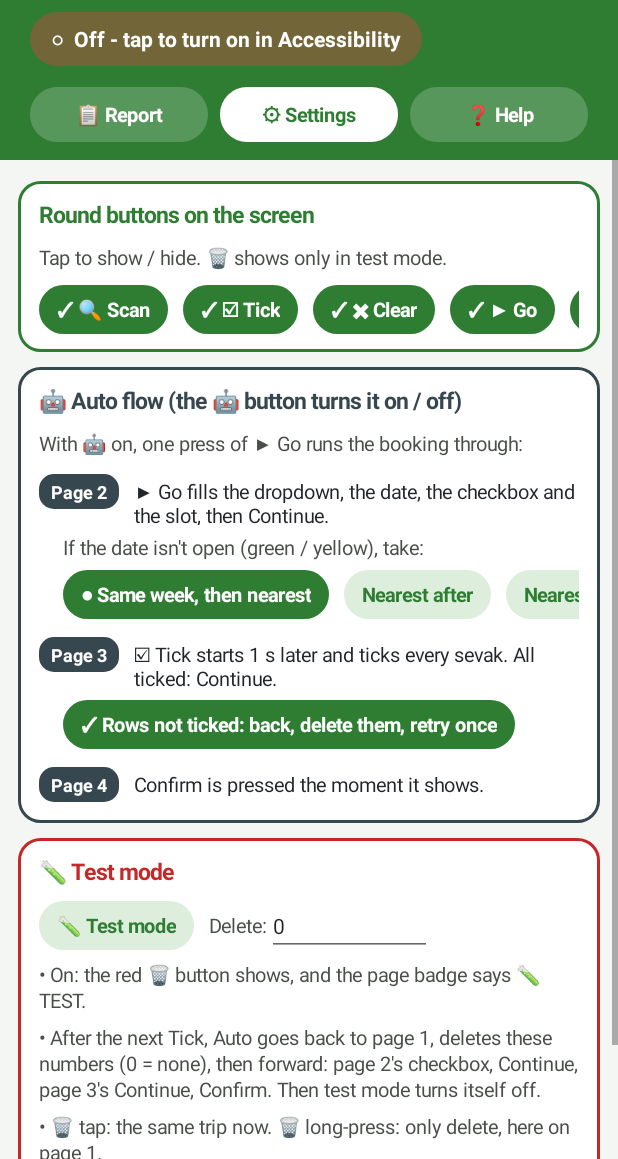
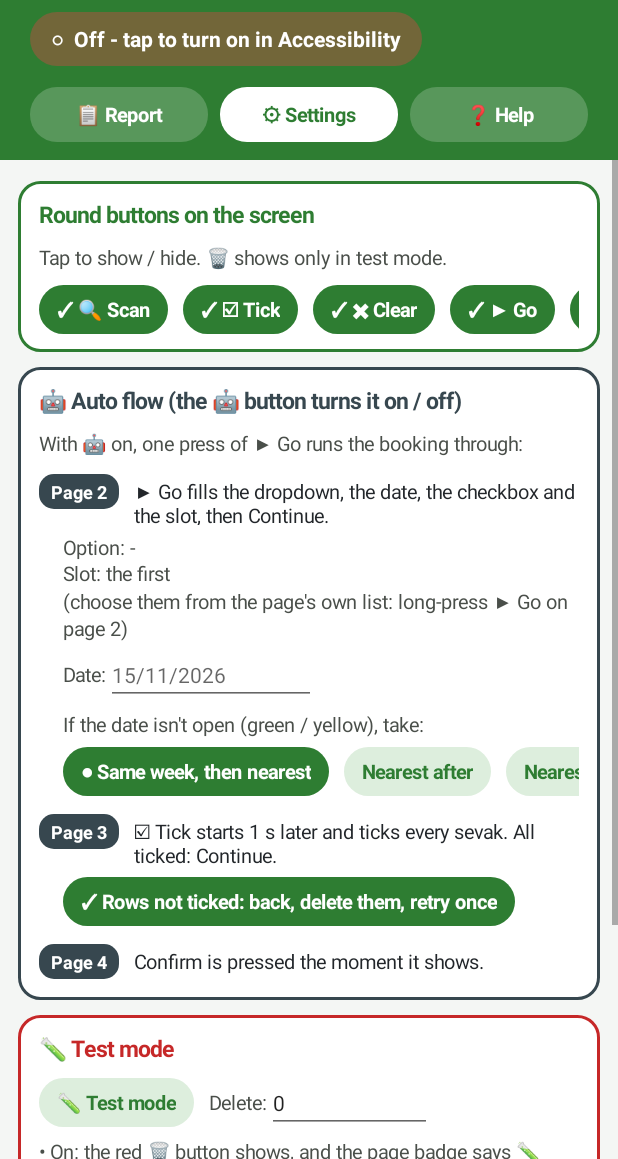
Before and after one commit to KunukuntlaGowtham/dummy, an Android app: the screen it shows after launch (MainActivity), after a tap on "⚙ Settings", on a phone screen of 412 x 824 dp, the part 77-1236 px from its top. Run offline under Robolectric (Android 15) with nearby library versions, the phone set to English and light mode, and no system bars.

Commit message:
Settings: Go's saved choices under Page 2, with the date editable there
The option and slot saved for Go show under Page 2 in the Auto card, and the date can
be typed right there (checked, saved as typed). All three can still be chosen from the
page's own list by long-pressing Go on page 2.

Co-Authored-By: Claude Opus 5.5 <noreply@anthropic.com>
Claude-Session: https://claude.ai/code/session_016tgxkCmXKNyTpYCy9yAJbi

```diff
--- a/inspector/src/main/java/com/kunukuntla/a11yinspector/MainActivity.java
+++ b/inspector/src/main/java/com/kunukuntla/a11yinspector/MainActivity.java
@@ -308,6 +308,55 @@ public class MainActivity extends Activity {
         box.setOrientation(LinearLayout.VERTICAL);
         box.addView(note("With 🤖 on, one press of ▶ Go runs the booking through:"));
         box.addView(step("Page 2", "▶ Go fills the dropdown, the date, the checkbox and the slot, then Continue."));
+        // Go's saved choices, here too: the date can be typed here; all three by long-pressing ▶ Go.
+        TextView saved = note("");
+        saved.setPadding(dp(16), dp(4), 0, 0);
+        Runnable showSaved = () -> {
+            String opt = sp.getString("book_option", ""), radio = sp.getString("book_radio", "");
+            saved.setText("Option: " + (opt.isEmpty() ? "-" : opt) + "\nSlot: " + (radio.isEmpty() ? "the first" : radio)
+                    + "\n(choose them from the page's own list: long-press ▶ Go on page 2)");
+        };
+        showSaved.run();
+        box.addView(saved);
+        LinearLayout dateRow = new LinearLayout(this);
+        dateRow.setGravity(Gravity.CENTER_VERTICAL);
+        dateRow.setPadding(dp(16), dp(2), 0, 0);
+        TextView dateLabel = new TextView(this);
+        dateLabel.setText("Date:");
+        dateLabel.setTextColor(0xFF4A4F4A);
+        dateLabel.setTextSize(13);
+        dateRow.addView(dateLabel);
+        android.widget.EditText date = new android.widget.EditText(this);
+        date.setSingleLine(true);
+        date.setText(sp.getString("book_date", ""));
+        date.setHint("15/11/2026");
+        date.setTextSize(14);
+        date.setMinWidth(dp(140));
+        date.setInputType(android.text.InputType.TYPE_CLASS_DATETIME | android.text.InputType.TYPE_DATETIME_VARIATION_DATE);
+        TextView dateOk = new TextView(this);
+        dateOk.setTextSize(12);
+        dateOk.setPadding(dp(8), 0, 0, 0);
+        date.addTextChangedListener(new android.text.TextWatcher() {
+            @Override
+            public void beforeTextChanged(CharSequence c, int a, int b, int d) {
+            }
+
+            @Override
+            public void onTextChanged(CharSequence c, int a, int b, int d) {
+            }
+
+            @Override
+            public void afterTextChanged(android.text.Editable e) {
+                String d = e.toString().trim();
+                boolean ok = d.isEmpty() || Booker.parseDate(d, new Booker.Plan());
+                if (ok) sp.edit().putString("book_date", d).apply();
+                dateOk.setText(d.isEmpty() ? "no date: left as the page has it" : ok ? "✓ saved" : "type it like 15/11/2026");
+                dateOk.setTextColor(ok ? GREEN : 0xFFC62828);
+            }
+        });
+        dateRow.addView(date);
+        dateRow.addView(dateOk);
+        box.addView(dateRow);
         TextView dateHead = note("If the date isn't open (green / yellow), take:");
         dateHead.setPadding(dp(16), dp(4), 0, 0);
         box.addView(dateHead);
```
